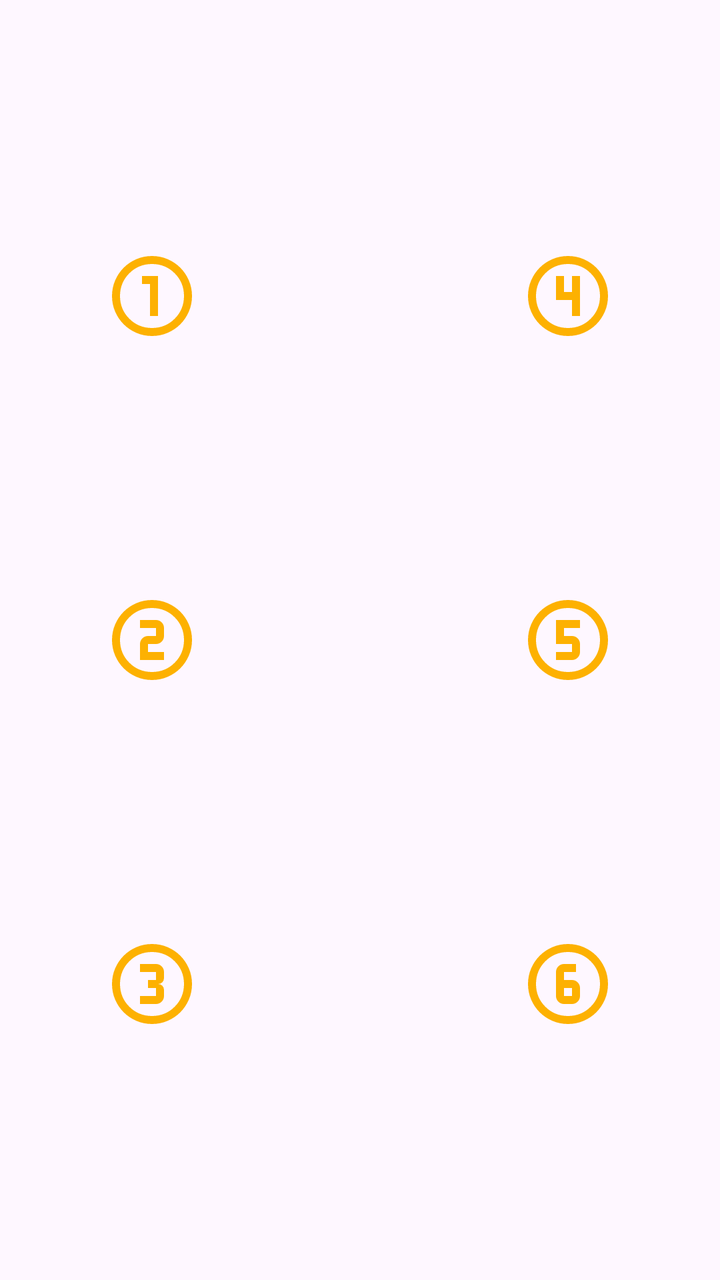
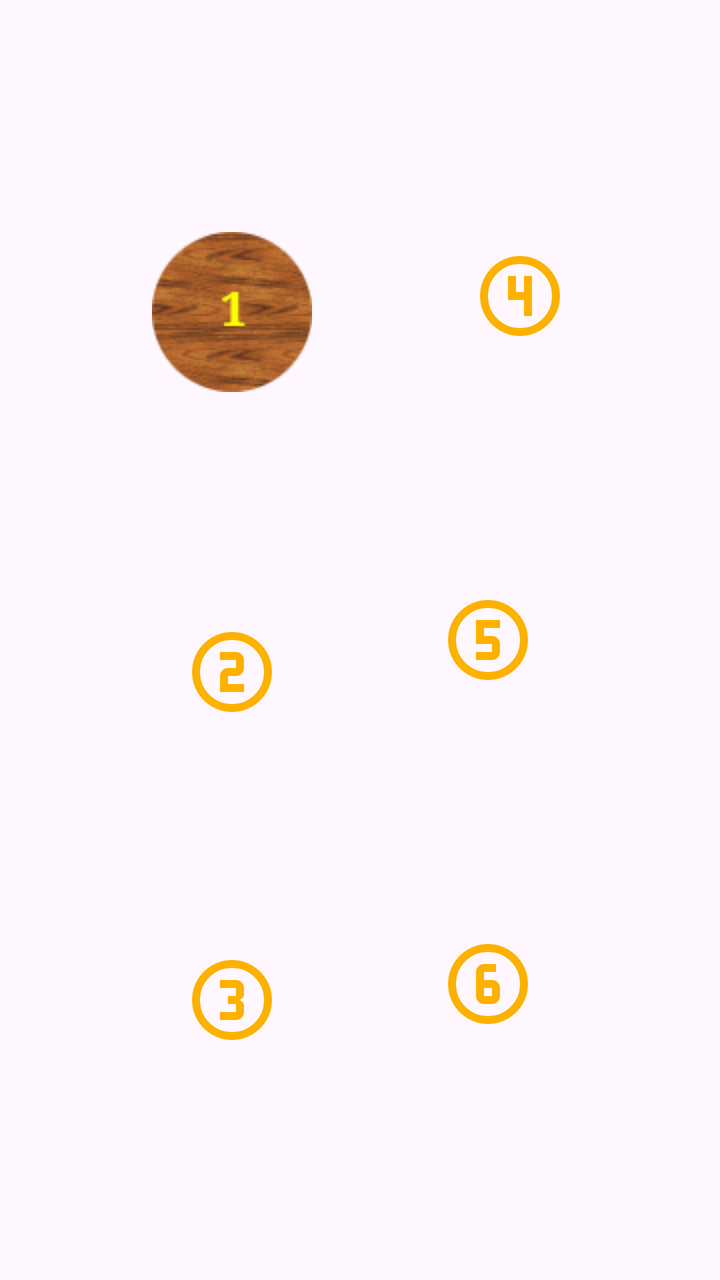

Screens rendered from an Android XML layout before and after an edit, with the pre-edit source and the edit as a unified diff.
<!-- AndroidManifest.xml: application theme Theme.Heroland -->
<!-- res/layout/layout_mountain.xml -->
<?xml version="1.0" encoding="utf-8"?>
<androidx.constraintlayout.widget.ConstraintLayout xmlns:android="http://schemas.android.com/apk/res/android"
    xmlns:app="http://schemas.android.com/apk/res-auto"
    android:id="@+id/layout_valley"
    android:layout_width="match_parent"
    android:layout_height="match_parent"
    android:background="@color/transparent">

    <androidx.appcompat.widget.AppCompatImageView
        android:id="@+id/c1"
        style="@style/clearing"
        android:background="@drawable/clearing_1"
        app:layout_constraintBottom_toTopOf="@id/c2"
        app:layout_constraintEnd_toStartOf="@id/c4"
        app:layout_constraintHorizontal_chainStyle="packed"
        app:layout_constraintStart_toStartOf="parent"
        app:layout_constraintTop_toTopOf="parent" />

    <androidx.appcompat.widget.AppCompatImageView
        android:id="@+id/c4"
        style="@style/clearing"
        android:background="@drawable/clearing_4"
        app:layout_constraintBottom_toTopOf="@id/c5"
        app:layout_constraintEnd_toEndOf="parent"
        app:layout_constraintStart_toEndOf="@id/c1"
        app:layout_constraintTop_toTopOf="parent" />

    <androidx.appcompat.widget.AppCompatImageView
        android:id="@+id/c2"
        style="@style/clearing"
        android:background="@drawable/clearing_2"
        app:layout_constraintEnd_toStartOf="@id/c5"
        app:layout_constraintHorizontal_chainStyle="packed"
        app:layout_constraintStart_toStartOf="parent"
        app:layout_constraintTop_toBottomOf="@id/c1"
        app:layout_constraintBottom_toTopOf="@id/c3" />

    <androidx.appcompat.widget.AppCompatImageView
        android:id="@+id/c5"
        style="@style/clearing"
        android:background="@drawable/clearing_5"
        app:layout_constraintEnd_toEndOf="parent"
        app:layout_constraintStart_toEndOf="@id/c2"
        app:layout_constraintTop_toBottomOf="@id/c4"
        app:layout_constraintBottom_toTopOf="@id/c6"/>

    <androidx.appcompat.widget.AppCompatImageView
        android:id="@+id/c3"
        style="@style/clearing"
        android:background="@drawable/clearing_3"
        app:layout_constraintEnd_toStartOf="@id/c6"
        app:layout_constraintHorizontal_chainStyle="packed"
        app:layout_constraintStart_toStartOf="parent"
        app:layout_constraintBottom_toBottomOf="parent"
        app:layout_constraintTop_toBottomOf="@id/c2"/>

    <androidx.appcompat.widget.AppCompatImageView
        android:id="@+id/c6"
        style="@style/clearing"
        android:background="@drawable/clearing_6"
        app:layout_constraintEnd_toEndOf="parent"
        app:layout_constraintStart_toEndOf="@id/c3"
        app:layout_constraintTop_toBottomOf="@id/c5"
        app:layout_constraintBottom_toBottomOf="parent"/>


</androidx.constraintlayout.widget.ConstraintLayout>
<!-- resources referenced by this layout -->
<resources>
  <!-- drawable clearing_1 (drawable) -->
  <vector xmlns:android="http://schemas.android.com/apk/res/android" android:height="24dp" android:tint="#FDB101" android:viewportHeight="960" android:viewportWidth="960" android:width="24dp">
        
      <path android:fillColor="@android:color/white" android:pathData="M480,880Q397,880 324,848.5Q251,817 197,763Q143,709 111.5,636Q80,563 80,480Q80,397 111.5,324Q143,251 197,197Q251,143 324,111.5Q397,80 480,80Q563,80 636,111.5Q709,143 763,197Q817,251 848.5,324Q880,397 880,480Q880,563 848.5,636Q817,709 763,763Q709,817 636,848.5Q563,880 480,880ZM480,800Q614,800 707,707Q800,614 800,480Q800,346 707,253Q614,160 480,160Q346,160 253,253Q160,346 160,480Q160,614 253,707Q346,800 480,800ZM480,480Q480,480 480,480Q480,480 480,480Q480,480 480,480Q480,480 480,480Q480,480 480,480Q480,480 480,480Q480,480 480,480Q480,480 480,480ZM460,680L540,680L540,280L380,280L380,360L460,360L460,680Z"/>
      
  </vector>
  <!-- drawable clearing_2 (drawable) -->
  <vector xmlns:android="http://schemas.android.com/apk/res/android" android:height="24dp" android:tint="#FDB101" android:viewportHeight="960" android:viewportWidth="960" android:width="24dp">
        
      <path android:fillColor="@android:color/white" android:pathData="M480,880Q397,880 324,848.5Q251,817 197,763Q143,709 111.5,636Q80,563 80,480Q80,397 111.5,324Q143,251 197,197Q251,143 324,111.5Q397,80 480,80Q563,80 636,111.5Q709,143 763,197Q817,251 848.5,324Q880,397 880,480Q880,563 848.5,636Q817,709 763,763Q709,817 636,848.5Q563,880 480,880ZM480,800Q614,800 707,707Q800,614 800,480Q800,346 707,253Q614,160 480,160Q346,160 253,253Q160,346 160,480Q160,614 253,707Q346,800 480,800ZM480,480Q480,480 480,480Q480,480 480,480Q480,480 480,480Q480,480 480,480Q480,480 480,480Q480,480 480,480Q480,480 480,480Q480,480 480,480ZM360,680L600,680L600,600L440,600L440,520Q440,520 440,520Q440,520 440,520L520,520Q553,520 576.5,496.5Q600,473 600,440L600,360Q600,327 576.5,303.5Q553,280 520,280L360,280L360,360L520,360Q520,360 520,360Q520,360 520,360L520,440Q520,440 520,440Q520,440 520,440L440,440Q407,440 383.5,463.5Q360,487 360,520L360,680Z"/>
      
  </vector>
  <!-- drawable clearing_3 (drawable) -->
  <vector xmlns:android="http://schemas.android.com/apk/res/android" android:height="24dp" android:tint="#FDB101" android:viewportHeight="960" android:viewportWidth="960" android:width="24dp">
        
      <path android:fillColor="@android:color/white" android:pathData="M480,880Q397,880 324,848.5Q251,817 197,763Q143,709 111.5,636Q80,563 80,480Q80,397 111.5,324Q143,251 197,197Q251,143 324,111.5Q397,80 480,80Q563,80 636,111.5Q709,143 763,197Q817,251 848.5,324Q880,397 880,480Q880,563 848.5,636Q817,709 763,763Q709,817 636,848.5Q563,880 480,880ZM480,800Q614,800 707,707Q800,614 800,480Q800,346 707,253Q614,160 480,160Q346,160 253,253Q160,346 160,480Q160,614 253,707Q346,800 480,800ZM480,480Q480,480 480,480Q480,480 480,480Q480,480 480,480Q480,480 480,480Q480,480 480,480Q480,480 480,480Q480,480 480,480Q480,480 480,480ZM360,680L520,680Q553,680 576.5,656.5Q600,633 600,600L600,540Q600,514 583,497Q566,480 540,480Q566,480 583,463Q600,446 600,420L600,360Q600,327 576.5,303.5Q553,280 520,280L360,280L360,360L520,360Q520,360 520,360Q520,360 520,360L520,440Q520,440 520,440Q520,440 520,440L440,440L440,520L520,520Q520,520 520,520Q520,520 520,520L520,600Q520,600 520,600Q520,600 520,600L360,600L360,680Z"/>
      
  </vector>
  <!-- drawable clearing_4 (drawable) -->
  <vector xmlns:android="http://schemas.android.com/apk/res/android" android:height="24dp" android:tint="#FDB101" android:viewportHeight="960" android:viewportWidth="960" android:width="24dp">
        
      <path android:fillColor="@android:color/white" android:pathData="M480,880Q397,880 324,848.5Q251,817 197,763Q143,709 111.5,636Q80,563 80,480Q80,397 111.5,324Q143,251 197,197Q251,143 324,111.5Q397,80 480,80Q563,80 636,111.5Q709,143 763,197Q817,251 848.5,324Q880,397 880,480Q880,563 848.5,636Q817,709 763,763Q709,817 636,848.5Q563,880 480,880ZM480,800Q614,800 707,707Q800,614 800,480Q800,346 707,253Q614,160 480,160Q346,160 253,253Q160,346 160,480Q160,614 253,707Q346,800 480,800ZM480,480Q480,480 480,480Q480,480 480,480Q480,480 480,480Q480,480 480,480Q480,480 480,480Q480,480 480,480Q480,480 480,480Q480,480 480,480ZM520,680L600,680L600,280L520,280L520,440L440,440L440,280L360,280L360,520L520,520L520,680Z"/>
      
  </vector>
  <!-- drawable clearing_5 (drawable) -->
  <vector xmlns:android="http://schemas.android.com/apk/res/android" android:height="24dp" android:tint="#FDB101" android:viewportHeight="960" android:viewportWidth="960" android:width="24dp">
        
      <path android:fillColor="@android:color/white" android:pathData="M480,880Q397,880 324,848.5Q251,817 197,763Q143,709 111.5,636Q80,563 80,480Q80,397 111.5,324Q143,251 197,197Q251,143 324,111.5Q397,80 480,80Q563,80 636,111.5Q709,143 763,197Q817,251 848.5,324Q880,397 880,480Q880,563 848.5,636Q817,709 763,763Q709,817 636,848.5Q563,880 480,880ZM480,800Q614,800 707,707Q800,614 800,480Q800,346 707,253Q614,160 480,160Q346,160 253,253Q160,346 160,480Q160,614 253,707Q346,800 480,800ZM480,480Q480,480 480,480Q480,480 480,480Q480,480 480,480Q480,480 480,480Q480,480 480,480Q480,480 480,480Q480,480 480,480Q480,480 480,480ZM360,680L520,680Q553,680 576.5,656.5Q600,633 600,600L600,520Q600,487 576.5,463.5Q553,440 520,440L440,440L440,360L600,360L600,280L360,280L360,520L520,520Q520,520 520,520Q520,520 520,520L520,600Q520,600 520,600Q520,600 520,600L360,600L360,680Z"/>
      
  </vector>
  <!-- drawable clearing_6 (drawable) -->
  <vector xmlns:android="http://schemas.android.com/apk/res/android" android:height="24dp" android:tint="#FDB101" android:viewportHeight="960" android:viewportWidth="960" android:width="24dp">
        
      <path android:fillColor="@android:color/white" android:pathData="M480,880Q397,880 324,848.5Q251,817 197,763Q143,709 111.5,636Q80,563 80,480Q80,397 111.5,324Q143,251 197,197Q251,143 324,111.5Q397,80 480,80Q563,80 636,111.5Q709,143 763,197Q817,251 848.5,324Q880,397 880,480Q880,563 848.5,636Q817,709 763,763Q709,817 636,848.5Q563,880 480,880ZM480,800Q614,800 707,707Q800,614 800,480Q800,346 707,253Q614,160 480,160Q346,160 253,253Q160,346 160,480Q160,614 253,707Q346,800 480,800ZM480,480Q480,480 480,480Q480,480 480,480Q480,480 480,480Q480,480 480,480Q480,480 480,480Q480,480 480,480Q480,480 480,480Q480,480 480,480ZM440,680L520,680Q553,680 576.5,656.5Q600,633 600,600L600,520Q600,487 576.5,463.5Q553,440 520,440L440,440L440,360Q440,360 440,360Q440,360 440,360L560,360L560,280L440,280Q407,280 383.5,303.5Q360,327 360,360L360,600Q360,633 383.5,656.5Q407,680 440,680ZM440,520L520,520Q520,520 520,520Q520,520 520,520L520,600Q520,600 520,600Q520,600 520,600L440,600Q440,600 440,600Q440,600 440,600L440,520Z"/>
      
  </vector>
  <style name="clearing" parent="Base.Theme.Heroland">
          <item name="android:layout_width">wrap_content</item>
          <item name="android:layout_height">wrap_content</item>
          <item name="android:layout_marginHorizontal">80dp</item>
          <item name="android:padding">24dp</item>
          <item name="android:text">@string/clearing</item>
          <item name="android:contentDescription">@string/clearing</item>
      </style>
  <!-- unchanged entries left out for length: 5 -->
</resources>

<!-- the commit's change to res/layout/layout_mountain.xml (unified diff, before → after) -->
@@ -19,7 +19,7 @@
     <androidx.appcompat.widget.AppCompatImageView
         android:id="@+id/c4"
         style="@style/clearing"
-        android:background="@drawable/clearing_4"
+        android:background="@drawable/clearing_4_vector"
         app:layout_constraintBottom_toTopOf="@id/c5"
         app:layout_constraintEnd_toEndOf="parent"
         app:layout_constraintStart_toEndOf="@id/c1"
@@ -28,7 +28,7 @@
     <androidx.appcompat.widget.AppCompatImageView
         android:id="@+id/c2"
         style="@style/clearing"
-        android:background="@drawable/clearing_2"
+        android:background="@drawable/clearing_2_vector"
         app:layout_constraintEnd_toStartOf="@id/c5"
         app:layout_constraintHorizontal_chainStyle="packed"
         app:layout_constraintStart_toStartOf="parent"
@@ -38,7 +38,7 @@
     <androidx.appcompat.widget.AppCompatImageView
         android:id="@+id/c5"
         style="@style/clearing"
-        android:background="@drawable/clearing_5"
+        android:background="@drawable/clearing_5_vector"
         app:layout_constraintEnd_toEndOf="parent"
         app:layout_constraintStart_toEndOf="@id/c2"
         app:layout_constraintTop_toBottomOf="@id/c4"
@@ -47,7 +47,7 @@
     <androidx.appcompat.widget.AppCompatImageView
         android:id="@+id/c3"
         style="@style/clearing"
-        android:background="@drawable/clearing_3"
+        android:background="@drawable/clearing_3_vector"
         app:layout_constraintEnd_toStartOf="@id/c6"
         app:layout_constraintHorizontal_chainStyle="packed"
         app:layout_constraintStart_toStartOf="parent"
@@ -57,7 +57,7 @@
     <androidx.appcompat.widget.AppCompatImageView
         android:id="@+id/c6"
         style="@style/clearing"
-        android:background="@drawable/clearing_6"
+        android:background="@drawable/clearing_6_vector"
         app:layout_constraintEnd_toEndOf="parent"
         app:layout_constraintStart_toEndOf="@id/c3"
         app:layout_constraintTop_toBottomOf="@id/c5"
<!-- resource entries referenced after the edit -->
@@ -1,36 +1,31 @@
 <!-- resources referenced by this layout -->
 <resources>
-  <!-- drawable clearing_1 (drawable) -->
-  <vector xmlns:android="http://schemas.android.com/apk/res/android" android:height="24dp" android:tint="#FDB101" android:viewportHeight="960" android:viewportWidth="960" android:width="24dp">
-        
-      <path android:fillColor="@android:color/white" android:pathData="M480,880Q397,880 324,848.5Q251,817 197,763Q143,709 111.5,636Q80,563 80,480Q80,397 111.5,324Q143,251 197,197Q251,143 324,111.5Q397,80 480,80Q563,80 636,111.5Q709,143 763,197Q817,251 848.5,324Q880,397 880,480Q880,563 848.5,636Q817,709 763,763Q709,817 636,848.5Q563,880 480,880ZM480,800Q614,800 707,707Q800,614 800,480Q800,346 707,253Q614,160 480,160Q346,160 253,253Q160,346 160,480Q160,614 253,707Q346,800 480,800ZM480,480Q480,480 480,480Q480,480 480,480Q480,480 480,480Q480,480 480,480Q480,480 480,480Q480,480 480,480Q480,480 480,480Q480,480 480,480ZM460,680L540,680L540,280L380,280L380,360L460,360L460,680Z"/>
-      
-  </vector>
-  <!-- drawable clearing_2 (drawable) -->
+  <!-- drawable clearing_1: png bitmap (drawable, 8185 bytes) -->
+  <!-- drawable clearing_2_vector (drawable) -->
   <vector xmlns:android="http://schemas.android.com/apk/res/android" android:height="24dp" android:tint="#FDB101" android:viewportHeight="960" android:viewportWidth="960" android:width="24dp">
         
       <path android:fillColor="@android:color/white" android:pathData="M480,880Q397,880 324,848.5Q251,817 197,763Q143,709 111.5,636Q80,563 80,480Q80,397 111.5,324Q143,251 197,197Q251,143 324,111.5Q397,80 480,80Q563,80 636,111.5Q709,143 763,197Q817,251 848.5,324Q880,397 880,480Q880,563 848.5,636Q817,709 763,763Q709,817 636,848.5Q563,880 480,880ZM480,800Q614,800 707,707Q800,614 800,480Q800,346 707,253Q614,160 480,160Q346,160 253,253Q160,346 160,480Q160,614 253,707Q346,800 480,800ZM480,480Q480,480 480,480Q480,480 480,480Q480,480 480,480Q480,480 480,480Q480,480 480,480Q480,480 480,480Q480,480 480,480Q480,480 480,480ZM360,680L600,680L600,600L440,600L440,520Q440,520 440,520Q440,520 440,520L520,520Q553,520 576.5,496.5Q600,473 600,440L600,360Q600,327 576.5,303.5Q553,280 520,280L360,280L360,360L520,360Q520,360 520,360Q520,360 520,360L520,440Q520,440 520,440Q520,440 520,440L440,440Q407,440 383.5,463.5Q360,487 360,520L360,680Z"/>
       
   </vector>
-  <!-- drawable clearing_3 (drawable) -->
+  <!-- drawable clearing_3_vector (drawable) -->
   <vector xmlns:android="http://schemas.android.com/apk/res/android" android:height="24dp" android:tint="#FDB101" android:viewportHeight="960" android:viewportWidth="960" android:width="24dp">
         
       <path android:fillColor="@android:color/white" android:pathData="M480,880Q397,880 324,848.5Q251,817 197,763Q143,709 111.5,636Q80,563 80,480Q80,397 111.5,324Q143,251 197,197Q251,143 324,111.5Q397,80 480,80Q563,80 636,111.5Q709,143 763,197Q817,251 848.5,324Q880,397 880,480Q880,563 848.5,636Q817,709 763,763Q709,817 636,848.5Q563,880 480,880ZM480,800Q614,800 707,707Q800,614 800,480Q800,346 707,253Q614,160 480,160Q346,160 253,253Q160,346 160,480Q160,614 253,707Q346,800 480,800ZM480,480Q480,480 480,480Q480,480 480,480Q480,480 480,480Q480,480 480,480Q480,480 480,480Q480,480 480,480Q480,480 480,480Q480,480 480,480ZM360,680L520,680Q553,680 576.5,656.5Q600,633 600,600L600,540Q600,514 583,497Q566,480 540,480Q566,480 583,463Q600,446 600,420L600,360Q600,327 576.5,303.5Q553,280 520,280L360,280L360,360L520,360Q520,360 520,360Q520,360 520,360L520,440Q520,440 520,440Q520,440 520,440L440,440L440,520L520,520Q520,520 520,520Q520,520 520,520L520,600Q520,600 520,600Q520,600 520,600L360,600L360,680Z"/>
       
   </vector>
-  <!-- drawable clearing_4 (drawable) -->
+  <!-- drawable clearing_4_vector (drawable) -->
   <vector xmlns:android="http://schemas.android.com/apk/res/android" android:height="24dp" android:tint="#FDB101" android:viewportHeight="960" android:viewportWidth="960" android:width="24dp">
         
       <path android:fillColor="@android:color/white" android:pathData="M480,880Q397,880 324,848.5Q251,817 197,763Q143,709 111.5,636Q80,563 80,480Q80,397 111.5,324Q143,251 197,197Q251,143 324,111.5Q397,80 480,80Q563,80 636,111.5Q709,143 763,197Q817,251 848.5,324Q880,397 880,480Q880,563 848.5,636Q817,709 763,763Q709,817 636,848.5Q563,880 480,880ZM480,800Q614,800 707,707Q800,614 800,480Q800,346 707,253Q614,160 480,160Q346,160 253,253Q160,346 160,480Q160,614 253,707Q346,800 480,800ZM480,480Q480,480 480,480Q480,480 480,480Q480,480 480,480Q480,480 480,480Q480,480 480,480Q480,480 480,480Q480,480 480,480Q480,480 480,480ZM520,680L600,680L600,280L520,280L520,440L440,440L440,280L360,280L360,520L520,520L520,680Z"/>
       
   </vector>
-  <!-- drawable clearing_5 (drawable) -->
+  <!-- drawable clearing_5_vector (drawable) -->
   <vector xmlns:android="http://schemas.android.com/apk/res/android" android:height="24dp" android:tint="#FDB101" android:viewportHeight="960" android:viewportWidth="960" android:width="24dp">
         
       <path android:fillColor="@android:color/white" android:pathData="M480,880Q397,880 324,848.5Q251,817 197,763Q143,709 111.5,636Q80,563 80,480Q80,397 111.5,324Q143,251 197,197Q251,143 324,111.5Q397,80 480,80Q563,80 636,111.5Q709,143 763,197Q817,251 848.5,324Q880,397 880,480Q880,563 848.5,636Q817,709 763,763Q709,817 636,848.5Q563,880 480,880ZM480,800Q614,800 707,707Q800,614 800,480Q800,346 707,253Q614,160 480,160Q346,160 253,253Q160,346 160,480Q160,614 253,707Q346,800 480,800ZM480,480Q480,480 480,480Q480,480 480,480Q480,480 480,480Q480,480 480,480Q480,480 480,480Q480,480 480,480Q480,480 480,480Q480,480 480,480ZM360,680L520,680Q553,680 576.5,656.5Q600,633 600,600L600,520Q600,487 576.5,463.5Q553,440 520,440L440,440L440,360L600,360L600,280L360,280L360,520L520,520Q520,520 520,520Q520,520 520,520L520,600Q520,600 520,600Q520,600 520,600L360,600L360,680Z"/>
       
   </vector>
-  <!-- drawable clearing_6 (drawable) -->
+  <!-- drawable clearing_6_vector (drawable) -->
   <vector xmlns:android="http://schemas.android.com/apk/res/android" android:height="24dp" android:tint="#FDB101" android:viewportHeight="960" android:viewportWidth="960" android:width="24dp">
         
       <path android:fillColor="@android:color/white" android:pathData="M480,880Q397,880 324,848.5Q251,817 197,763Q143,709 111.5,636Q80,563 80,480Q80,397 111.5,324Q143,251 197,197Q251,143 324,111.5Q397,80 480,80Q563,80 636,111.5Q709,143 763,197Q817,251 848.5,324Q880,397 880,480Q880,563 848.5,636Q817,709 763,763Q709,817 636,848.5Q563,880 480,880ZM480,800Q614,800 707,707Q800,614 800,480Q800,346 707,253Q614,160 480,160Q346,160 253,253Q160,346 160,480Q160,614 253,707Q346,800 480,800ZM480,480Q480,480 480,480Q480,480 480,480Q480,480 480,480Q480,480 480,480Q480,480 480,480Q480,480 480,480Q480,480 480,480Q480,480 480,480ZM440,680L520,680Q553,680 576.5,656.5Q600,633 600,600L600,520Q600,487 576.5,463.5Q553,440 520,440L440,440L440,360Q440,360 440,360Q440,360 440,360L560,360L560,280L440,280Q407,280 383.5,303.5Q360,327 360,360L360,600Q360,633 383.5,656.5Q407,680 440,680ZM440,520L520,520Q520,520 520,520Q520,520 520,520L520,600Q520,600 520,600Q520,600 520,600L440,600Q440,600 440,600Q440,600 440,600L440,520Z"/>
@@ -39,7 +34,7 @@
   <style name="clearing" parent="Base.Theme.Heroland">
           <item name="android:layout_width">wrap_content</item>
           <item name="android:layout_height">wrap_content</item>
-          <item name="android:layout_marginHorizontal">80dp</item>
+          <item name="android:layout_marginHorizontal">40dp</item>
           <item name="android:padding">24dp</item>
           <item name="android:text">@string/clearing</item>
           <item name="android:contentDescription">@string/clearing</item>
